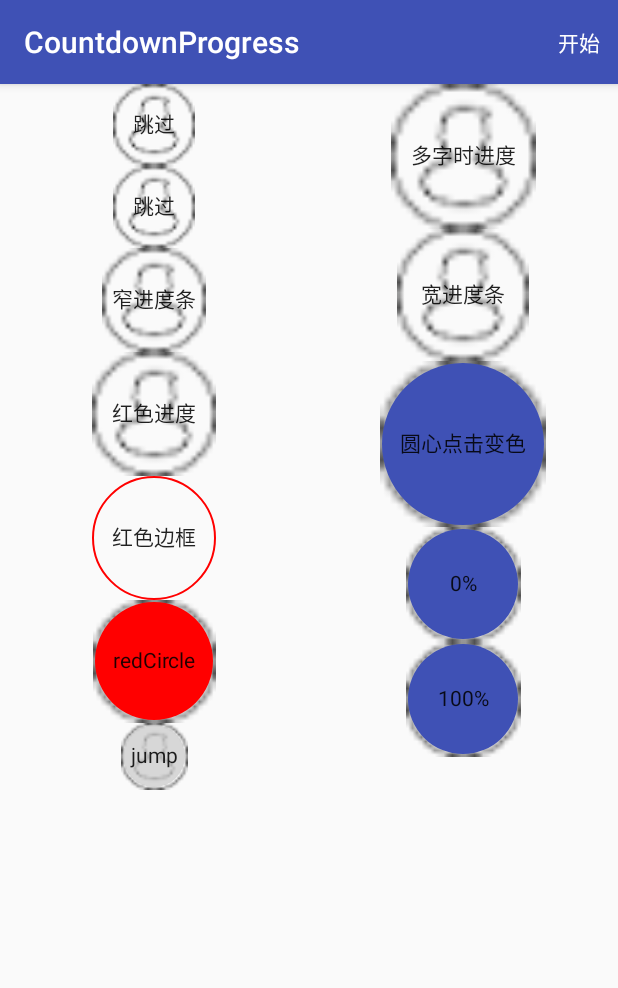
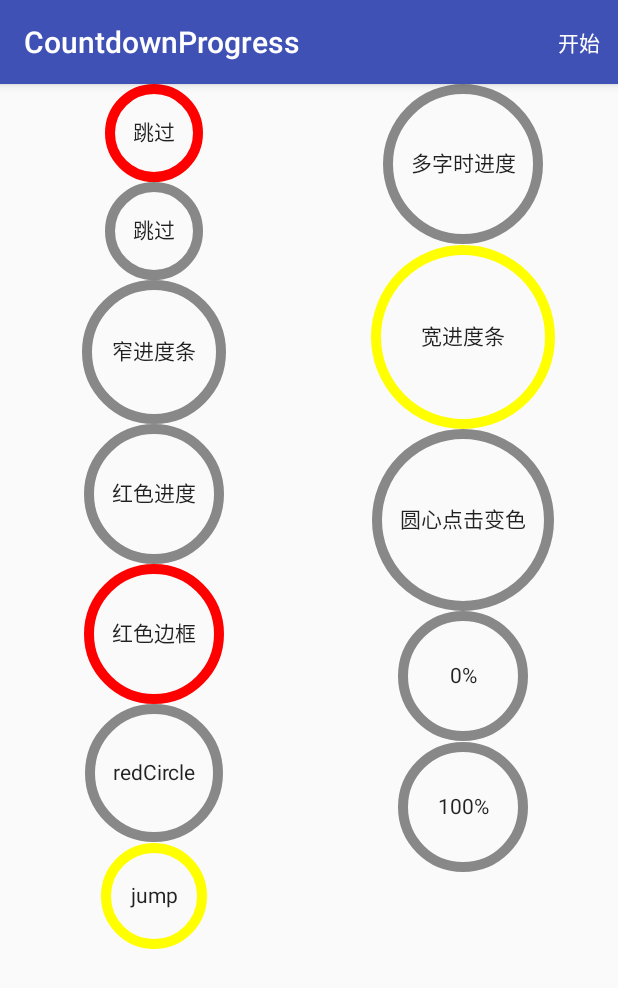
Before and after one commit to jiek2529/CircleTextProgressbar, an Android app: the screen it shows after launch (MainActivity), on a phone screen of 412 x 824 dp. Shown: the top 988 px of the screen. Run offline under Robolectric (Android 15) with nearby library versions, the phone set to English and light mode, and no system bars.

```diff
--- a/app/build.gradle
+++ b/app/build.gradle
@@ -5,7 +5,7 @@ android {
     buildToolsVersion "23.0.3"
 
     defaultConfig {
-        applicationId "com.yanzhenjie.countdownprogress"
+        applicationId "com.jiek.progress"
         minSdkVersion 15
         targetSdkVersion 23
         versionCode 1
--- a/app/src/main/java/com/jiek/progress/CircleProgressbar.java
+++ b/app/src/main/java/com/jiek/progress/CircleProgressbar.java
@@ -19,36 +19,61 @@ public class CircleProgressbar extends TextView {
 
     /**
      * max of progress
+     * progress最大值
      */
     private int mMax = 100;
+
+    /**
+     * current progress
+     * 当前进度值
+     */
+    private int progress = 0;
+
+    /**
+     * 0:x-right  -90:y-top  90:y-bottom  180:x-left
+     */
+    private float startAngle = -90;
+
+    /**
+     * progress arc width px
+     * 进度圈的厚度
+     */
+    private int progressArcWidth = 4;
+
+    /**
+     * progress arc color
+     */
+    private int progressArcColor = Color.BLUE;
+
+    /**
+     * progress type
+     */
+    private ProgressDirection mProgressDirection = ProgressDirection.COUNTERCLOCKWISE;
+
+    /**
+     * down time count (millisecond)
+     */
+    private long counter_millisecond = 5000;
+
+
     /**
      * shape stroke color
      */
-    private int outLineColor = Color.TRANSPARENT;
+    private int shapeStrokeColor = Color.GRAY;
 
     /**
      * shape stroke width
      */
-    private int outLineWidth = 2;
+    private int shapeStrokeWidth = 10;
 
     /**
      * solid circle color
      */
-    private ColorStateList inCircleColors = ColorStateList.valueOf(Color.TRANSPARENT);
+    private ColorStateList solidCircleColors = ColorStateList.valueOf(Color.BLUE);
     /**
      * solid circle
      */
     private int circleColor;
-
-    /**
-     * progress line color
-     */
-    private int progressLineColor = Color.BLUE;
-
-    /**
-     * progress line width px
-     */
-    private int progressLineWidth = 8;
 
     /**
      * paint
@@ -59,19 +84,6 @@ public class CircleProgressbar extends TextView {
      *
      */
     private RectF mArcRect = new RectF();
-
-    /**
-     * current progress
-     */
-    private int progress = 0;
-    /**
-     * progress type
-     */
-    private ProgressDirection mProgressDirection = ProgressDirection.COUNTERCLOCKWISE;//_BACK;
-    /**
-     * down time count (millisecond)
-     */
-    private long counter_millisecond = 5000;
 
     /**
      * View rect
@@ -85,11 +97,6 @@ public class CircleProgressbar extends TextView {
      * Listener what。
      */
     private int listenerWhat = 0x0f0f;
-
-    /**
-     * 0:x-right  -90:y-top  90:y-bottom  180:x-left
-     */
-    private float startAngle = -90;
 
     public void setStartAngle(int _startAngle) {
         startAngle = _startAngle;
@@ -144,30 +151,30 @@ public class CircleProgressbar extends TextView {
         mPaint.setAntiAlias(true);
         TypedArray typedArray = context.obtainStyledAttributes(attributeSet, R.styleable.CircleProgressbar);
         if (typedArray.hasValue(R.styleable.CircleProgressbar_in_circle_color))
-            inCircleColors = typedArray.getColorStateList(R.styleable.CircleProgressbar_in_circle_color);
+            solidCircleColors = typedArray.getColorStateList(R.styleable.CircleProgressbar_in_circle_color);
         else
-            inCircleColors = ColorStateList.valueOf(Color.TRANSPARENT);
-        circleColor = inCircleColors.getColorForState(getDrawableState(), Color.TRANSPARENT);
+            solidCircleColors = ColorStateList.valueOf(Color.LTGRAY);
+        circleColor = solidCircleColors.getColorForState(getDrawableState(), Color.DKGRAY);
         typedArray.recycle();
     }
 
     /**
      * shape stroke color
      *
-     * @param outLineColor @ColorInt
+     * @param shapeStrokeColor @ColorInt
      */
-    public void setOutLineColor(@ColorInt int outLineColor) {
-        this.outLineColor = outLineColor;
+    public void setShapeStrokeColor(@ColorInt int shapeStrokeColor) {
+        this.shapeStrokeColor = shapeStrokeColor;
         invalidate();
     }
 
     /**
      * shape stroke width
      *
-     * @param outLineWidth @DimenRes
+     * @param shapeStrokeWidth @DimenRes
      */
-    public void setOutLineWidth(@DimenRes int outLineWidth) {
-        this.outLineWidth = outLineWidth;
+    public void setShapeStrokeWidth(@DimenRes int shapeStrokeWidth) {
+        this.shapeStrokeWidth = dp2pxInt(shapeStrokeWidth);
         invalidate();
     }
 
@@ -177,7 +184,7 @@ public class CircleProgressbar extends TextView {
      * @param inCircleColor @ColorInt
      */
     public void setInCircleColor(@ColorInt int inCircleColor) {
-        this.inCircleColors = ColorStateList.valueOf(inCircleColor);
+        this.solidCircleColors = ColorStateList.valueOf(inCircleColor);
         invalidate();
     }
 
@@ -185,7 +192,7 @@ public class CircleProgressbar extends TextView {
      * validate circle color
      */
     private void validateCircleColor() {
-        int circleColorTemp = inCircleColors.getColorForState(getDrawableState(), Color.TRANSPARENT);
+        int circleColorTemp = solidCircleColors.getColorForState(getDrawableState(), Color.TRANSPARENT);
         if (circleColor != circleColorTemp) {
             circleColor = circleColorTemp;
             invalidate();
@@ -195,20 +202,21 @@ public class CircleProgressbar extends TextView {
     /**
      * set progress color
      *
-     * @param progressLineColor
+     * @param _progressArcColor
      */
-    public void setProgressColor(@ColorInt int progressLineColor) {
-        this.progressLineColor = progressLineColor;
+    public void setProgressColor(@ColorInt int _progressArcColor) {
+        this.progressArcColor = _progressArcColor;
         invalidate();
     }
 
     /**
      * set progress line width (px)
      *
-     * @param progressLineWidth
+     * @param progressArcWidth
      */
-    public void setProgressLineWidth(int progressLineWidth) {
-        this.progressLineWidth = progressLineWidth;
+    public void setProgressArcWidth(int progressArcWidth) {
+        progressArcWidth = dp2pxInt(progressArcWidth);
+        this.progressArcWidth = progressArcWidth;
         invalidate();
     }
 
@@ -319,7 +327,7 @@ public class CircleProgressbar extends TextView {
     /**
      * restart progress task
      */
-    public void reStart() {
+    public void restart() {
         resetProgress();
         start();
     }
@@ -333,47 +341,65 @@ public class CircleProgressbar extends TextView {
 
     @Override
     protected void onDraw(Canvas canvas) {
-        //获取view的边界
+        //fetch view Drawing rect
         getDrawingRect(bounds);
 
         int size = bounds.height() > bounds.width() ? bounds.width() : bounds.height();
         float outerRadius = size / 2;
 
-        //画内部背景
-        int circleColor = inCircleColors.getColorForState(getDrawableState(), 0);
-        mPaint.setStyle(Paint.Style.FILL);
+        //paint background color
+        int circleColor = solidCircleColors.getColorForState(getDrawableState(), 0);
+        /*mPaint.setStyle(Paint.Style.STROKE);
         mPaint.setColor(circleColor);
-        canvas.drawCircle(bounds.centerX(), bounds.centerY(), outerRadius - outLineWidth, mPaint);
+        canvas.drawCircle(
+                bounds.centerX(),
+                bounds.centerY(),
+                outerRadius - shapeStrokeWidth / 2,
+                mPaint);*/
 
-        //画边框圆
-        mPaint.setStyle(Paint.Style.STROKE);
-        mPaint.setStrokeWidth(outLineWidth);
-        mPaint.setColor(outLineColor);
-        canvas.drawCircle(bounds.centerX(), bounds.centerY(), outerRadius - outLineWidth / 2, mPaint);
+        //paint stroke line
+        if (shapeStrokeWidth > 0) {
+            mPaint.setStyle(Paint.Style.STROKE);
+            mPaint.setStrokeWidth(shapeStrokeWidth);
+            mPaint.setColor(shapeStrokeColor);
+            canvas.drawCircle(
+                    bounds.centerX(),
+                    bounds.centerY(),
+                    outerRadius - shapeStrokeWidth / 2,
+                    mPaint);
+        }
 
-        //画字
+        //paint progress arc
+        //画弧线
+        mPaint.setColor(progressArcColor);
+        mPaint.setStyle(Paint.Style.STROKE);//空心:Paint.Style.STROKE 实心:Paint.Style.FILL
+        mPaint.setStrokeWidth(progressArcWidth);
+        mPaint.setStrokeCap(Paint.Cap.ROUND);
+        int deleteWidth = progressArcWidth;// + shapeStrokeWidth;//压不压外圈线的逻辑区
+        mArcRect.set(bounds.left + deleteWidth / 2, bounds.top + deleteWidth / 2, bounds.right - deleteWidth / 2, bounds.bottom - deleteWidth / 2);
+        canvas.drawArc(
+                mArcRect,
+                startAngle,
+                360 * progress / mMax,
+                false, //useCenter true:显示连心两边线  false:只画圆弧线
+                mPaint);
+
+        //paint text
+        //画文本
         Paint paint = getPaint();
         paint.setColor(getCurrentTextColor());
         paint.setAntiAlias(true);
         paint.setTextAlign(Paint.Align.CENTER);
         float textY = bounds.centerY() - (paint.descent() + paint.ascent()) / 2;
-        canvas.drawText(getText().toString(), bounds.centerX(), textY, paint);
-
-        //画进度条
-        mPaint.setColor(progressLineColor);
-        mPaint.setStyle(Paint.Style.STROKE);
-        mPaint.setStrokeWidth(progressLineWidth);
-        mPaint.setStrokeCap(Paint.Cap.ROUND);
-        int deleteWidth = progressLineWidth + outLineWidth;
-        mArcRect.set(bounds.left + deleteWidth / 2, bounds.top + deleteWidth / 2, bounds.right - deleteWidth / 2, bounds.bottom - deleteWidth / 2);
-
-        canvas.drawArc(mArcRect, startAngle, 360 * progress / 100, false, mPaint);
+        canvas.drawText(
+                getText().toString(),//"k\n"+progress,
+                bounds.centerX(), textY, paint);
     }
 
     @Override
     protected void onMeasure(int widthMeasureSpec, int heightMeasureSpec) {
         super.onMeasure(widthMeasureSpec, heightMeasureSpec);
-        int lineWidth = 4 * (outLineWidth + progressLineWidth);
+        int lineWidth = 4 * (shapeStrokeWidth + progressArcWidth);
         int width = getMeasuredWidth();
         int height = getMeasuredHeight();
         int size = (width > height ? width : height) + lineWidth;
@@ -401,32 +427,60 @@ public class CircleProgressbar extends TextView {
                     progress -= 1;
                     break;
             }
-            if (progress >= 0 && progress <= 100) {
+            if (progress >= 0 && progress <= mMax) {
                 if (mCountdownProgressListener != null)
                     mCountdownProgressListener.onProgress(listenerWhat, progress);
                 invalidate();
-                postDelayed(progressChangeTask, counter_millisecond / 100);
+                postDelayed(progressChangeTask, counter_millisecond / mMax);
             } else
                 progress = validateProgress(progress);
         }
     };
 
     /**
-     * progress type
+     * maxProgress, between 0-100,000
+     *
+     * @param maxProgress
+     */
+    public void setMaxProgress(int maxProgress) {
+        if (maxProgress < 0) {
+            maxProgress = 0;
+        } else if (maxProgress > 100000) {
+            maxProgress = 100000;
+        }
+        mMax = maxProgress;
+    }
+
+    public int getMaxProgress() {
+        return mMax;
+    }
+
+    /**
+     * progress direction
      */
     public enum ProgressDirection {
         /**
          * counterclockwise，from 0 to 100.
+         * 顺时针
          */
         COUNTERCLOCKWISE,
 
         /**
          * anti-clockwise，from 100 to 0.
+         * 逆时针
          */
-        ANTICLOCKWISE;
+        ANTICLOCKWISE
     }
 
     public interface ProgressUpdateListener {
         void onProgress(int what, int progress);
     }
+
+    private float dp2px(int dp) {
+        return getResources().getDisplayMetrics().density * dp + 0.5f;
+    }
+
+    private int dp2pxInt(int dp) {
+        return (int) dp2px(dp);
+    }
 }
--- a/app/src/main/java/com/jiek/progress/MainActivity.java
+++ b/app/src/main/java/com/jiek/progress/MainActivity.java
@@ -1,58 +1,61 @@
 package com.jiek.progress;
 
+import android.animation.ObjectAnimator;
+import android.animation.ValueAnimator;
 import android.graphics.Color;
 import android.os.Bundle;
 import android.support.v7.app.AppCompatActivity;
 import android.view.Menu;
 import android.view.MenuItem;
 import android.view.View;
+import android.view.animation.LinearInterpolator;
 
-public class MainActivity extends AppCompatActivity {
+public class MainActivity extends AppCompatActivity implements ValueAnimator.AnimatorUpdateListener {
     /**
      * 默认类型。
      */
-    private CircleProgressbar mTvDefault;
+    private CircleProgressbar mTvDefault,
     /**
      * 五个字的。
      */
-    private CircleProgressbar mTvFive;
+    mTvFive,
     /**
      * 圆心点击变色。
      */
-    private CircleProgressbar mTvCicleColor;
+    mTvCicleColor,
 
     /**
      * 顺数进度条。
      */
-    private CircleProgressbar mTvCount;
+    mTvCount,
     /**
      * 宽进度条。
      */
-    private CircleProgressbar mTvWide;
+    mTvWide,
     /**
      * 窄进度条。
      */
-    private CircleProgressbar mTvNarrow;
+    mTvNarrow,
     /**
      * 红色进度条。
      */
-    private CircleProgressbar mTvRedPro;
+    mTvRedPro,
     /**
      * 红色边框。
      */
-    private CircleProgressbar mTvRedFrame;
+    mTvRedFrame,
     /**
      * 红色圆心。
      */
-    private CircleProgressbar mTvRedCircle;
+    mTvRedCircle,
     /**
      * 跳过。
      */
-    private CircleProgressbar mTvSkip;
+    mTvSkip,
     /**
      * 更新进度条文字。
      */
-    private CircleProgressbar mTvProgressBar1, mTvProgressBar2;
+    mTvProgressBar1, mTvProgressBar2;
 
     @Override
     protected void onCreate(Bundle savedInstanceState) {
@@ -60,6 +63,7 @@ public class MainActivity extends AppCompatActivity {
         setContentView(R.layout.activity_main);
 
         mTvDefault = (CircleProgressbar) findViewById(R.id.tv_default);
+        mTvDefault.setShapeStrokeColor(Color.RED);
         mTvFive = (CircleProgressbar) findViewById(R.id.tv_five_text);
         mTvCicleColor = (CircleProgressbar) findViewById(R.id.tv_red_circle_color);
 
@@ -69,12 +73,13 @@ public class MainActivity extends AppCompatActivity {
 
         // 宽进度条。
         mTvWide = (CircleProgressbar) findViewById(R.id.tv_five_wide);
-        mTvWide.setProgressLineWidth(10);//写入宽度。
+        mTvWide.setProgressArcWidth(10);//写入宽度。
+        mTvWide.setShapeStrokeColor(Color.YELLOW);
         mTvWide.setCounter_millisecond(10000);// 把倒计时时间改长一点。
 
         // 窄进度条。
         mTvNarrow = (CircleProgressbar) findViewById(R.id.tv_five_narrow);
-        mTvNarrow.setProgressLineWidth(3);// 写入宽度。
+        mTvNarrow.setProgressArcWidth(3);// 写入宽度。
 
         // 红色进度条。
         mTvRedPro = (CircleProgressbar) findViewById(R.id.tv_red_progress);
@@ -82,7 +87,7 @@ public class MainActivity extends AppCompatActivity {
 
         // 红色边框进度条。
         mTvRedFrame = (CircleProgressbar) findViewById(R.id.tv_red_frame);
-        mTvRedFrame.setOutLineColor(Color.RED);
+        mTvRedFrame.setShapeStrokeColor(Color.RED);
 
         // 红色圆心进度条。
         mTvRedCircle = (CircleProgressbar) findViewById(R.id.tv_red_circle);
@@ -98,10 +103,10 @@ public class MainActivity extends AppCompatActivity {
 
         // 模拟网易新闻跳过。
         mTvSkip = (CircleProgressbar) findViewById(R.id.tv_red_skip);
-        mTvSkip.setOutLineColor(Color.TRANSPARENT);
-        mTvSkip.setInCircleColor(Color.parseColor("#AAC6C6C6"));
+        mTvSkip.setShapeStrokeColor(Color.YELLOW);
+        mTvSkip.setInCircleColor(Color.parseColor("#AA00C6C6"));
         mTvSkip.setProgressColor(Color.DKGRAY);
-        mTvSkip.setProgressLineWidth(3);
+        mTvSkip.setProgressArcWidth(3);
     }
 
     private CircleProgressbar.ProgressUpdateListener progressListener = new CircleProgressbar.ProgressUpdateListener() {
@@ -128,19 +133,60 @@ public class MainActivity extends AppCompatActivity {
     @Override
     public boolean onOptionsItemSelected(MenuItem item) {
         if (item.getItemId() == R.id.menu_start) {
-            mTvDefault.reStart();
-            mTvFive.reStart();
-            mTvCicleColor.reStart();
-            mTvCount.reStart();
-            mTvWide.reStart();
-            mTvNarrow.reStart();
-            mTvRedPro.reStart();
-            mTvRedFrame.reStart();
-            mTvRedCircle.reStart();
-            mTvProgressBar1.reStart();
-            mTvProgressBar2.reStart();
-            mTvSkip.reStart();
+            progressAll(mTvDefault,
+                    mTvFive,
+                    mTvCicleColor,
+                    mTvCount,
+                    mTvWide,
+                    mTvNarrow,
+                    mTvRedPro,
+                    mTvRedFrame,
+                    mTvRedCircle,
+                    mTvProgressBar1,
+                    mTvProgressBar2,
+                    mTvSkip
+            );
         }
         return true;
     }
+
+    private void progressAll(CircleProgressbar... views) {
+        count = 0;
+        for (CircleProgressbar v : views) {
+            v.setMaxProgress(100);
+            progress(v);
+//            v.reStart();
+        }
+    }
+
+    private void progress(CircleProgressbar view) {
+        try {
+            ValueAnimator va = ObjectAnimator.ofInt(view, "progress",
+                    20, view.getMaxProgress() - 20
+            );
+            va.setDuration(3000);
+////            va.setInterpolator(new BounceInterpolator());//后弹力
+            va.setInterpolator(new LinearInterpolator());//均匀
+//            va.setInterpolator(new AccelerateDecelerateInterpolator());//先加速后减速
+//            va.setInterpolator(new AccelerateInterpolator());//加速
+//            va.setInterpolator(new DecelerateInterpolator());//减速
+//            va.setInterpolator(new OvershootInterpolator());//最后超过再回来
+//            va.setInterpolator(new AnticipateOvershootInterpolator());//先退后超过再回来
+//            va.setInterpolator(new AnticipateInterpolator());//先退后
+//            va.setInterpolator(new CycleInterpolator(1));//弹簧,最后回到第一个值位置,期间执行次数
+            va.addUpdateListener(this);
+            va.start();
+        } catch (Exception e) {
+            e.printStackTrace();
+        }
+    }
+
+    int count = 0;
+
+    @Override
+    public void onAnimationUpdate(ValueAnimator animation) {
+        int value = (int) animation.getAnimatedValue();
+        count++;
+        mTvSkip.setText("v:" + value);
+    }
 }
--- a/app/src/main/res/drawable/sel.xml
+++ b/app/src/main/res/drawable/sel.xml
@@ -1,5 +1,5 @@
 <?xml version="1.0" encoding="utf-8"?>
 <selector xmlns:android="http://schemas.android.com/apk/res/android">
-<item android:state_pressed="true" android:drawable="@mipmap/bb_tabbar_user_sel"/>
-<item android:drawable="@mipmap/bb_tabbar_user_nor"/>
+    <!--<item android:state_pressed="true" android:drawable="@mipmap/bb_tabbar_user_sel"/>
+    <item android:drawable="@mipmap/bb_tabbar_user_nor" />-->
 </selector>
--- a/app/src/main/res/layout/activity_main.xml
+++ b/app/src/main/res/layout/activity_main.xml
@@ -21,9 +21,6 @@
                 android:id="@+id/tv_default"
                 android:layout_width="wrap_content"
                 android:layout_height="wrap_content"
-                android:background="@drawable/sel"
-                android:clickable="true"
-                android:onClick="onClick"
                 android:text="跳过" />
 
             <com.jiek.progress.CircleProgressbar
@@ -103,7 +100,6 @@
                 android:id="@+id/tv_red_circle_color"
                 android:layout_width="wrap_content"
                 android:layout_height="wrap_content"
-                android:background="@drawable/sel"
                 android:onClick="onClick"
                 android:text="圆心点击变色"
                 app:in_circle_color="@color/state_color" />
```
Also changed, not shown: 1 other file.
